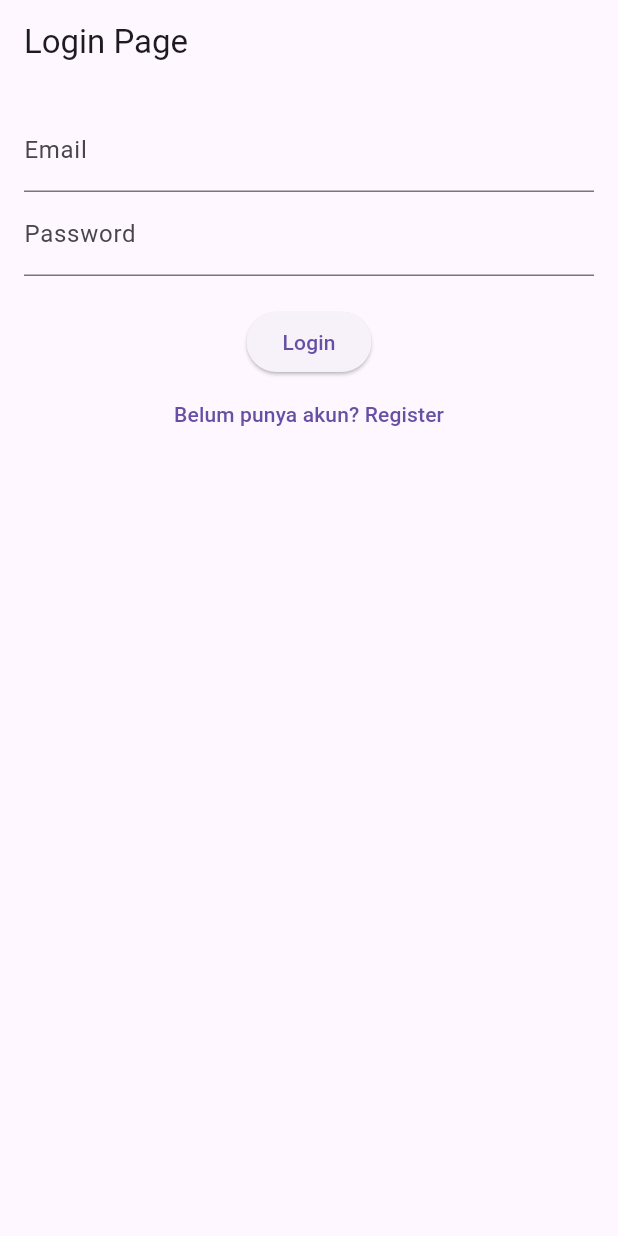
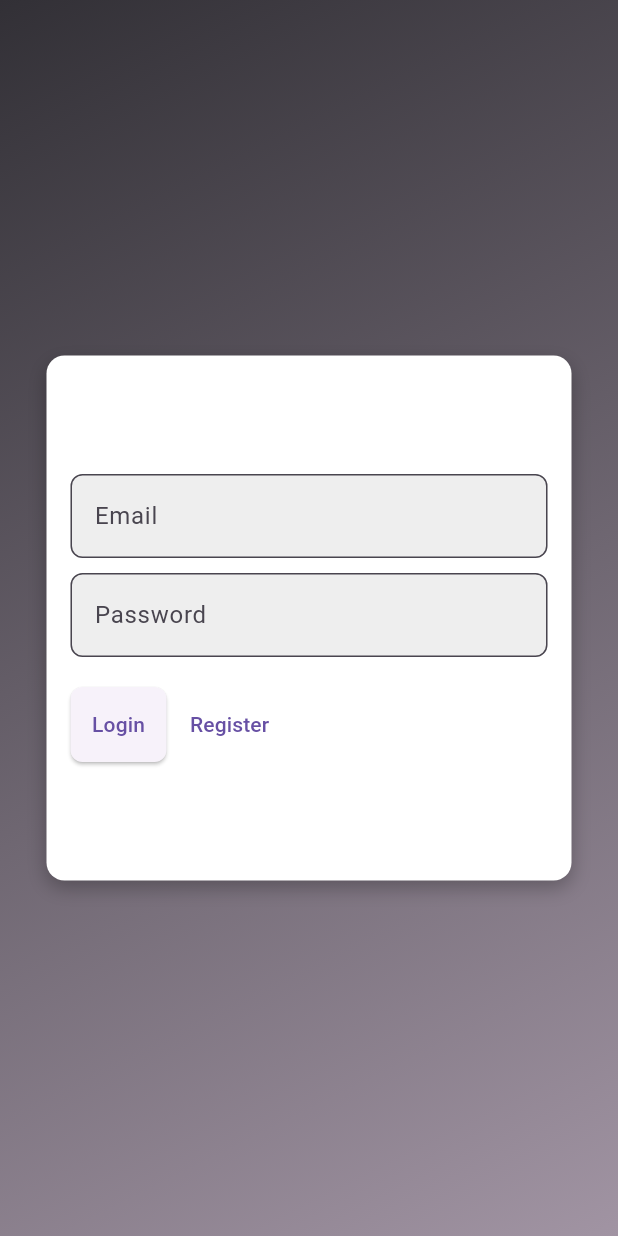
Before and after one commit to ilahammu/smart-vest-airsoft, a Flutter app: the screen it shows after launch, on a phone screen of 412 x 824 dp. Run offline on Flutter 3.47's test engine with Material 3 defaults, Android fonts, the phone set to English and light mode, and no system bars; our stand-ins replace animate_do, data_table_2, fl_chart, get, get_storage, google_fonts.

Commit message:
Mengubah tampilan login page

```diff
--- a/lib/app/modules/Function System/Gameplay/Views/Chart_View.dart
+++ b/lib/app/modules/Function System/Gameplay/Views/Chart_View.dart
@@ -96,6 +96,9 @@ class ChartView extends GetView<ChartController> {
                             'Bagian',
                             'Timestamp',
                           ],
+                          headingColor:
+                              Colors.blue, // Example color for heading
+                          dataRowColor: Colors.grey, // Example color for rows
                         ),
                         const SizedBox(height: 15),
                         // Navigation Buttons
--- a/lib/app/modules/Login/Controllers/Auth_Controller.dart
+++ b/lib/app/modules/Login/Controllers/Auth_Controller.dart
@@ -21,27 +21,25 @@ class AuthController extends GetxController {
 
   // **Cek Status Login**
   void checkLoginStatus() {
-    if (kDebugMode) {
-      if (!isLoggedIn.value) {
-        isLoggedIn.value = true;
-        Future.microtask(() {
-          if (Get.currentRoute != '/home') {
-            Get.offAllNamed('/home');
-          }
-        });
-      }
-      return;
+    // if (kDebugMode) {
+    //   if (!isLoggedIn.value) {
+    //     isLoggedIn.value = true;
+    //     Future.microtask(() {
+    //       if (Get.currentRoute != '/home') {
+    //         Get.offAllNamed('/home');
+    //       }
+    //     });
+    //   }
+    //   return;
+    // }
+
+    String? token = box.read('token');
+    print("Token: $token");
+    if (token != null && token.isNotEmpty) {
+      isLoggedIn.value = true;
+    } else {
+      isLoggedIn.value = false;
     }
-
-    // String? token = box.read('token');
-    // print("Token: $token");
-    // if (token != null && token.isNotEmpty) {
-    //   isLoggedIn.value = true;
-    //   Future.delayed(Duration.zero, () => Get.offAllNamed('/home'));
-    // } else {
-    //   isLoggedIn.value = false;
-    //   Future.delayed(Duration.zero, () => Get.offAllNamed('/login'));
-    // }
   }
 
   // **Login**
--- a/lib/app/modules/Login/Views/Login_Page_View.dart
+++ b/lib/app/modules/Login/Views/Login_Page_View.dart
@@ -1,7 +1,6 @@
 import 'package:flutter/material.dart';
 import 'package:get/get.dart';
 import 'package:vest_keren/app/routes/app_pages.dart';
-
 import '../Controllers/Auth_Controller.dart';
 
 class LoginPage extends StatelessWidget {
@@ -12,30 +11,111 @@ class LoginPage extends StatelessWidget {
   @override
   Widget build(BuildContext context) {
     return Scaffold(
-      appBar: AppBar(title: Text("Login Page")),
-      body: Padding(
+      body: Stack(
+        children: [
+          // Background gradient
+          Container(
+            decoration: BoxDecoration(
+              gradient: LinearGradient(
+                colors: [
+                  const Color.fromARGB(255, 50, 48, 54),
+                  const Color.fromARGB(255, 161, 148, 163)
+                ],
+                begin: Alignment.topLeft,
+                end: Alignment.bottomRight,
+              ),
+            ),
+          ),
+          // Centering the content inside the square container
+          Center(
+            child: Container(
+              width: 350, // Fixed width for square appearance
+              height: 350, // Fixed height for square appearance
+              decoration: BoxDecoration(
+                color: Colors.white,
+                borderRadius: BorderRadius.circular(12),
+                boxShadow: [
+                  BoxShadow(
+                    color: Colors.black26,
+                    blurRadius: 10,
+                    offset: Offset(0, 5),
+                  ),
+                ],
+              ),
               padding: EdgeInsets.all(16.0),
               child: Column(
+                mainAxisAlignment: MainAxisAlignment.center,
                 children: [
+                  // Email input
                   TextField(
                     controller: emailC,
-                decoration: InputDecoration(labelText: "Email")),
+                    decoration: InputDecoration(
+                      labelText: "Email",
+                      filled: true,
+                      fillColor: Colors.grey[200],
+                      border: OutlineInputBorder(
+                        borderRadius: BorderRadius.circular(8.0),
+                      ),
+                    ),
+                  ),
+                  SizedBox(height: 10),
+
+                  // Password input
                   TextField(
                     controller: passC,
-                decoration: InputDecoration(labelText: "Password"),
-                obscureText: true),
+                    obscureText: true,
+                    decoration: InputDecoration(
+                      labelText: "Password",
+                      filled: true,
+                      fillColor: Colors.grey[200],
+                      border: OutlineInputBorder(
+                        borderRadius: BorderRadius.circular(8.0),
+                      ),
+                    ),
+                  ),
                   SizedBox(height: 20),
+
+                  // Login Button
+                  Row(
+                    children: [
                       ElevatedButton(
                         onPressed: () => authC.login(emailC.text, passC.text),
                         child: Text("Login"),
+                        style: ElevatedButton.styleFrom(
+                          padding: EdgeInsets.symmetric(vertical: 15),
+                          shape: RoundedRectangleBorder(
+                            borderRadius: BorderRadius.circular(8.0),
                           ),
+                        ),
+                      ),
+                      SizedBox(height: 10),
+
+                      // Register Button
                       TextButton(
                         onPressed: () => Get.toNamed(Routes.register),
-              child: Text("Belum punya akun? Register"),
+                        child: Text(" Register"),
+                      ),
+                    ],
                   ),
                 ],
               ),
             ),
+          ),
+          // Bottom Card
+          Align(
+            alignment: Alignment.bottomCenter,
+            child: Padding(
+              padding: const EdgeInsets.all(16.0),
+              child: Card(
+                elevation: 5,
+                shape: RoundedRectangleBorder(
+                  borderRadius: BorderRadius.circular(12),
+                ),
+              ),
+            ),
+          ),
+        ],
+      ),
     );
   }
 }
--- a/lib/main.dart
+++ b/lib/main.dart
@@ -12,12 +12,12 @@ void main() async {
 
   // Get.put(AuthController());
 
-  // Auto login
-  final AuthController authC = Get.put(AuthController());
-  if (kDebugMode) {
-    print("🚀 DEV MODE ACTIVE — auto login bypass enabled");
-    authC.isLoggedIn.value = true; // ✅ fake login
-  }
+  // // Auto login
+  // final AuthController authC = Get.put(AuthController());
+  // if (kDebugMode) {
+  //   print("🚀 DEV MODE ACTIVE — auto login bypass enabled");
+  //   authC.isLoggedIn.value = true; // ✅ fake login
+  // }
 
   runApp(MyApp());
 }
@@ -28,9 +28,7 @@ class MyApp extends StatelessWidget {
 
   @override
   Widget build(BuildContext context) {
-    final initial = kDebugMode
-        ? Routes.home
-        : (authC.isLoggedIn.value ? Routes.home : Routes.login);
+    final initial = Routes.login;
 
     return GetMaterialApp(
       debugShowCheckedModeBanner: false,
```
Lines whose indentation alone changed are shown as unchanged.
